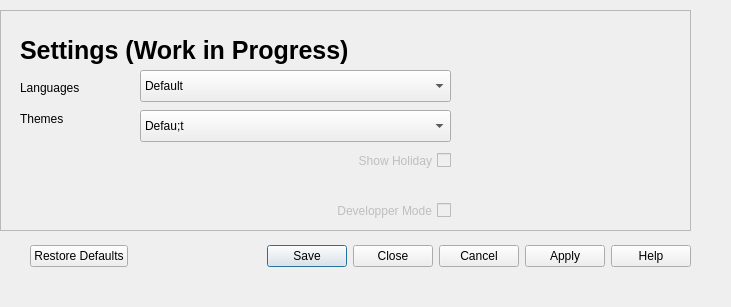
xgui4/LCE-Qt-Launcher, file src/settingDialog.ui: the form before one commit.
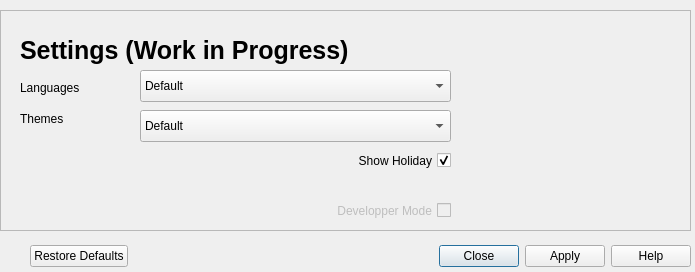
The form after the commit. Icons and pictures are not drawn.

The edit to the form file:
```diff
--- a/src/settingDialog.ui
+++ b/src/settingDialog.ui
@@ -6,8 +6,8 @@
    <rect>
     <x>0</x>
     <y>0</y>
-    <width>731</width>
-    <height>307</height>
+    <width>695</width>
+    <height>272</height>
    </rect>
   </property>
   <property name="windowTitle">
@@ -26,7 +26,7 @@
     <enum>Qt::Orientation::Horizontal</enum>
    </property>
    <property name="standardButtons">
-    <set>QDialogButtonBox::StandardButton::Apply|QDialogButtonBox::StandardButton::Cancel|QDialogButtonBox::StandardButton::Close|QDialogButtonBox::StandardButton::Help|QDialogButtonBox::StandardButton::RestoreDefaults|QDialogButtonBox::StandardButton::Save</set>
+    <set>QDialogButtonBox::StandardButton::Apply|QDialogButtonBox::StandardButton::Close|QDialogButtonBox::StandardButton::Help|QDialogButtonBox::StandardButton::RestoreDefaults</set>
    </property>
   </widget>
   <widget class="QFrame" name="frame">
@@ -49,7 +49,7 @@
      <rect>
       <x>20</x>
       <y>20</y>
-      <width>361</width>
+      <width>551</width>
       <height>41</height>
      </rect>
     </property>
@@ -133,7 +133,7 @@
     </property>
     <item>
      <property name="text">
-      <string>Defau;t</string>
+      <string>Default</string>
      </property>
     </item>
     <item>
@@ -154,7 +154,7 @@
    </widget>
    <widget class="QCheckBox" name="holydayDheckBox">
     <property name="enabled">
-     <bool>false</bool>
+     <bool>true</bool>
     </property>
     <property name="geometry">
      <rect>
@@ -188,7 +188,7 @@
      <iconset theme="QIcon::ThemeIcon::AddressBookNew"/>
     </property>
     <property name="checked">
-     <bool>false</bool>
+     <bool>true</bool>
     </property>
     <property name="tristate">
      <bool>false</bool>
```
Left out of the diff: 5 changed lines with no effect on the pictures.
